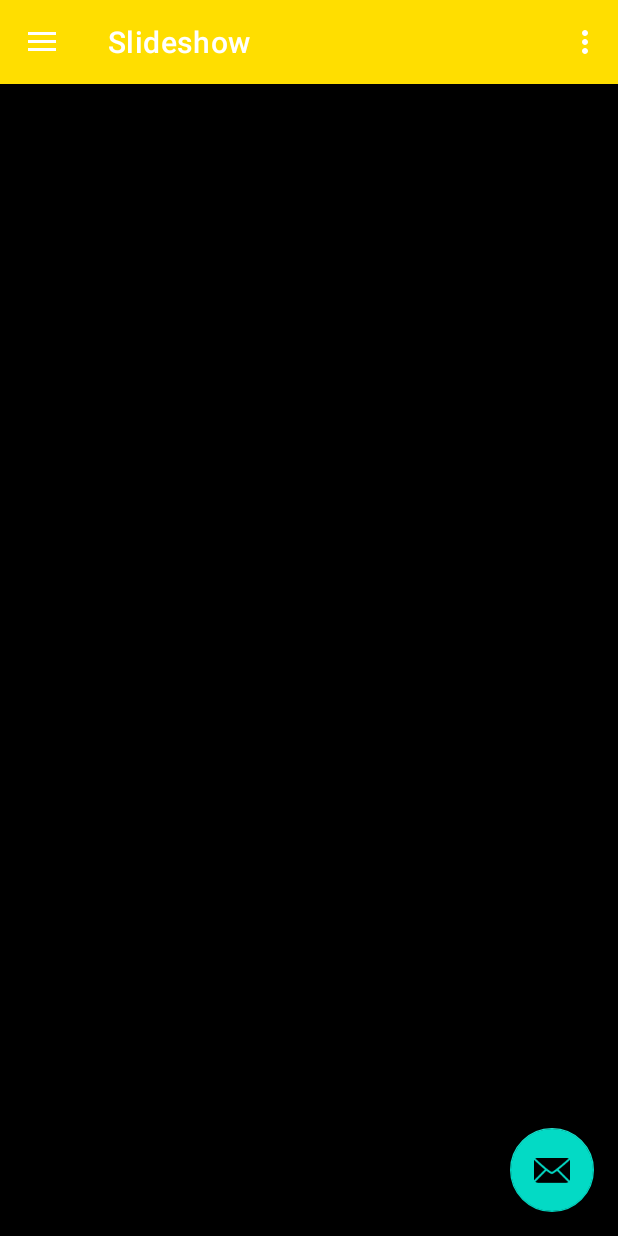
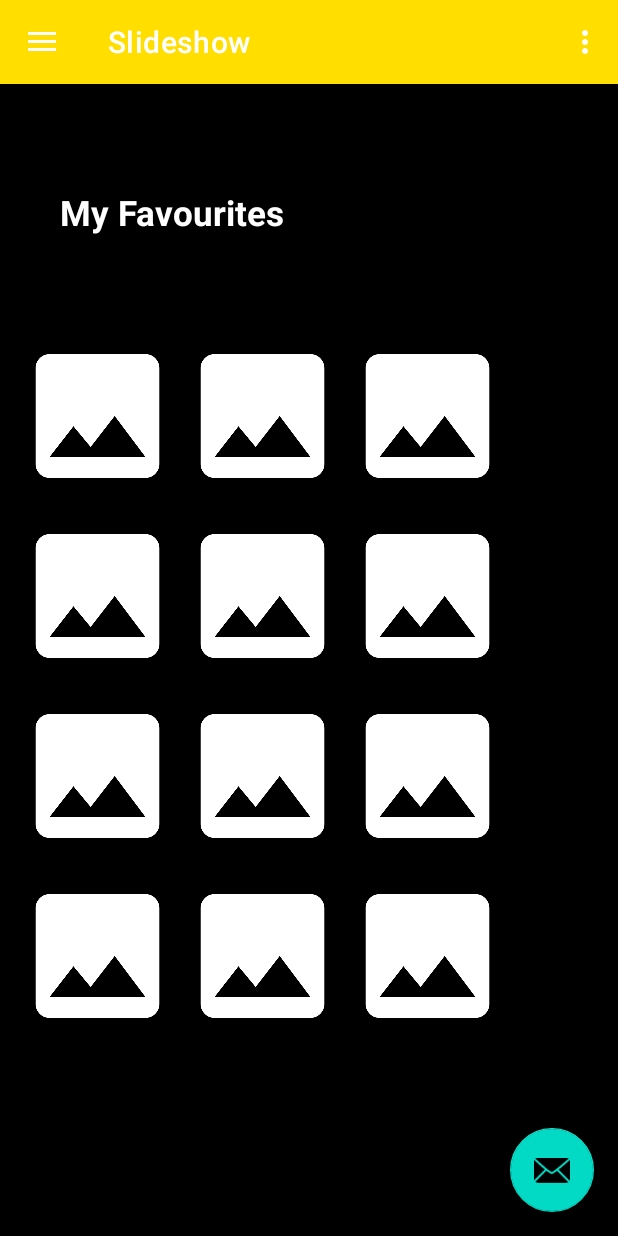
Before and after one commit to BrunoLujan/Faketagram-Frontend, an Android app: the screen it shows after launch (MainActivity), in the side drawer, after a tap on "Slideshow", on a phone screen of 412 x 824 dp. Run offline under Robolectric (Android 15) with nearby library versions, the phone set to English and light mode, and no system bars; our stand-ins replace navigation-ui.

Commit message:
Implementacion interfaz Home y my favourites

```diff
--- /dev/null
+++ b/app/src/main/res/drawable/edit_text_view.xml
@@ -0,0 +1,5 @@
+<?xml version="1.0" encoding="utf-8"?>
+<shape xmlns:android="http://schemas.android.com/apk/res/android">
+    <corners android:radius="40dp"/>
+    <solid android:color="@color/white"/>
+</shape>
--- a/app/src/main/res/layout/fragment_slideshow.xml
+++ b/app/src/main/res/layout/fragment_slideshow.xml
@@ -4,6 +4,7 @@
     xmlns:tools="http://schemas.android.com/tools"
     android:layout_width="match_parent"
     android:layout_height="match_parent"
+    android:background="@color/black"
     tools:context=".ui.slideshow.SlideshowFragment">
 
     <TextView
@@ -15,8 +16,118 @@
         android:layout_marginEnd="8dp"
         android:textAlignment="center"
         android:textSize="20sp"
-        app:layout_constraintBottom_toBottomOf="parent"
-        app:layout_constraintEnd_toEndOf="parent"
         app:layout_constraintStart_toStartOf="parent"
         app:layout_constraintTop_toTopOf="parent" />
+
+    <LinearLayout
+        android:orientation="vertical"
+        android:padding="10dp"
+        android:layout_width="match_parent"
+        android:layout_height="wrap_content"
+        app:layout_constraintStart_toStartOf="parent"
+        app:layout_constraintTop_toTopOf="parent">
+
+        <TextView
+            android:layout_width="match_parent"
+            android:layout_height="5mm"
+            android:layout_marginVertical="90px"
+            android:layout_marginHorizontal="30dp"
+            android:text="My Favourites"
+            android:textAlignment="textStart"
+            android:textColor="#FFFFFFFF"
+            android:autoSizeTextType="uniform"
+            android:textStyle="bold" />
+
+        <GridLayout
+            android:layout_width="match_parent"
+            android:layout_height="match_parent"
+            android:columnCount="3"
+            android:rowCount="4">
+
+            <ImageView
+                android:layout_column="0"
+                android:layout_row="0"
+                android:layout_width="110dp"
+                android:layout_height="120dp"
+                app:srcCompat="@drawable/ic_image_photograph"/>
+
+            <ImageView
+                android:layout_column="1"
+                android:layout_row="0"
+                android:layout_width="110dp"
+                android:layout_height="120dp"
+                app:srcCompat="@drawable/ic_image_photograph"/>
+
+            <ImageView
+                android:layout_column="2"
+                android:layout_row="0"
+                android:layout_width="110dp"
+                android:layout_height="120dp"
+                app:srcCompat="@drawable/ic_image_photograph"/>
+
+            <ImageView
+                android:layout_column="0"
+                android:layout_row="1"
+                android:layout_width="110dp"
+                android:layout_height="120dp"
+                app:srcCompat="@drawable/ic_image_photograph"/>
+
+            <ImageView
+                android:layout_column="1"
+                android:layout_row="1"
+                android:layout_width="110dp"
+                android:layout_height="120dp"
+                app:srcCompat="@drawable/ic_image_photograph"/>
+
+            <ImageView
+                android:layout_column="2"
+                android:layout_row="1"
+                android:layout_width="110dp"
+                android:layout_height="120dp"
+                app:srcCompat="@drawable/ic_image_photograph"/>
+
+            <ImageView
+                android:layout_column="0"
+                android:layout_row="2"
+                android:layout_width="110dp"
+                android:layout_height="120dp"
+                app:srcCompat="@drawable/ic_image_photograph"/>
+
+            <ImageView
+                android:layout_column="1"
+                android:layout_row="2"
+                android:layout_width="110dp"
+                android:layout_height="120dp"
+                app:srcCompat="@drawable/ic_image_photograph"/>
+
+            <ImageView
+                android:layout_column="2"
+                android:layout_row="2"
+                android:layout_width="110dp"
+                android:layout_height="120dp"
+                app:srcCompat="@drawable/ic_image_photograph"/>
+
+            <ImageView
+                android:layout_column="0"
+                android:layout_row="3"
+                android:layout_width="110dp"
+                android:layout_height="120dp"
+                app:srcCompat="@drawable/ic_image_photograph"/>
+
+            <ImageView
+                android:layout_column="1"
+                android:layout_row="3"
+                android:layout_width="110dp"
+                android:layout_height="120dp"
+                app:srcCompat="@drawable/ic_image_photograph"/>
+
+            <ImageView
+                android:layout_column="2"
+                android:layout_row="3"
+                android:layout_width="110dp"
+                android:layout_height="120dp"
+                app:srcCompat="@drawable/ic_image_photograph"/>
+
+        </GridLayout>
+    </LinearLayout>
 </androidx.constraintlayout.widget.ConstraintLayout>
```
Also changed, not shown: app/src/main/res/layout/fragment_gallery.xml (+39 -40 lines), app/src/main/res/layout/fragment_home.xml (+43 -2 lines).
